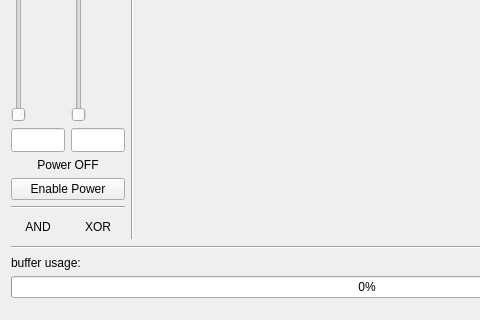
Above: myon_detector_gui/src/mainwindow.ui from MuonPi/muondetector before the change; both pictures show x 0 to 480 and y 254 to 574 of the 734 by 574 pixel window. Below: the same form after it.
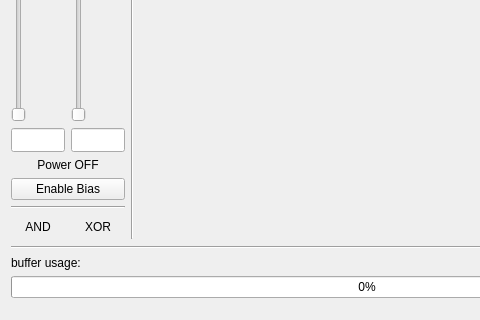
That is the form after the change.

Commit message: implemented switch for preamp voltages in cosmic_gpio_ratecounter. small changes in gui: mostly labels and texts

The edit to the form file:
```diff
--- a/myon_detector_gui/src/mainwindow.ui
+++ b/myon_detector_gui/src/mainwindow.ui
@@ -290,7 +290,7 @@
         <item>
          <widget class="QPushButton" name="biasPowerButton">
           <property name="text">
-           <string>Enable Power</string>
+           <string>Enable Bias</string>
           </property>
          </widget>
         </item>
```
Left out of the diff: 4 changed lines with no effect on the pictures. The commit also changes 3 other files.
